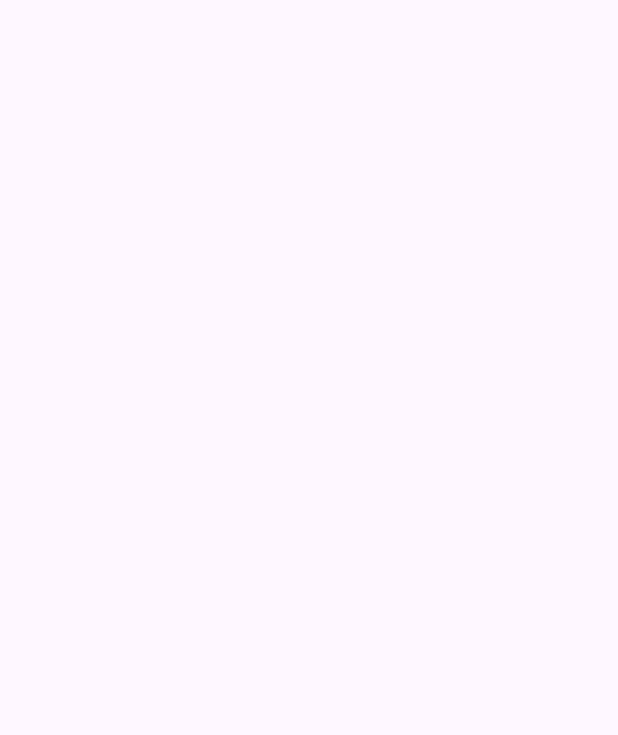
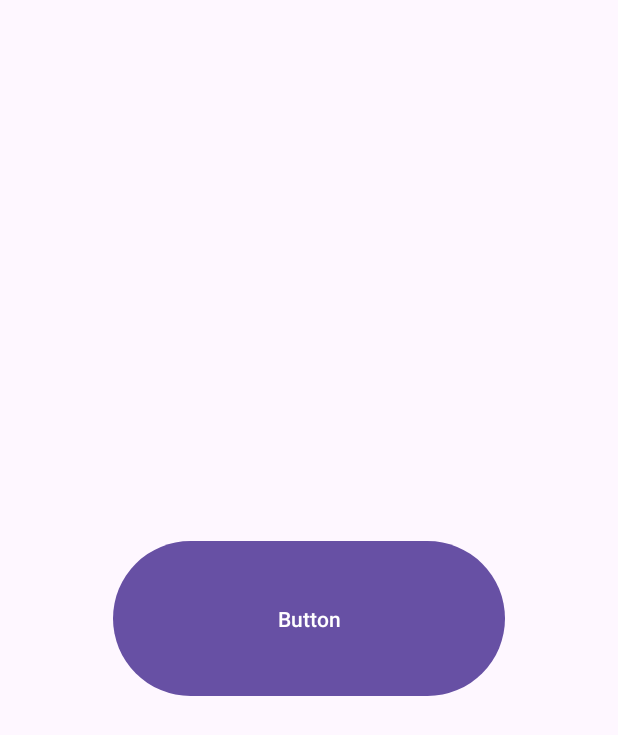
Before and after one commit to Ahmed-Alaini/Hello_Java, an Android app: the TestActivity screen opened directly, with no data from a screen before it, on a phone screen of 412 x 824 dp. Before the commit the part shown is empty. Shown: the top 735 px of the screen. Run offline under Robolectric (Android 15) with nearby library versions, the phone set to English and light mode, and no system bars.

Commit message:
adding a button

```diff
--- a/app/src/main/res/layout/activity_test.xml
+++ b/app/src/main/res/layout/activity_test.xml
@@ -8,4 +8,13 @@
     tools:context=".TestActivity">
 
 
+    <Button
+        android:id="@+id/button2"
+        android:layout_width="261dp"
+        android:layout_height="111dp"
+        android:text="Button"
+        app:layout_constraintBottom_toBottomOf="parent"
+        app:layout_constraintEnd_toEndOf="parent"
+        app:layout_constraintStart_toStartOf="parent"
+        app:layout_constraintTop_toTopOf="parent" />
 </androidx.constraintlayout.widget.ConstraintLayout>
```
